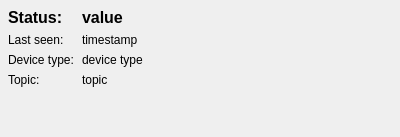
First picture: the form in src/gui/dashboard_item.ui, repository KLZ-0/ICP-project, before the edit.
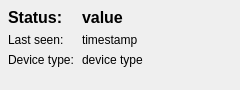
Second picture: the form after the edit.

Patch:
```diff
--- a/src/gui/dashboard_item.ui
+++ b/src/gui/dashboard_item.ui
@@ -6,10 +6,16 @@
    <rect>
     <x>0</x>
     <y>0</y>
-    <width>400</width>
-    <height>137</height>
+    <width>240</width>
+    <height>90</height>
    </rect>
   </property>
+  <property name="minimumSize">
+   <size>
+    <width>240</width>
+    <height>90</height>
+   </size>
+  </property>
   <property name="windowTitle">
    <string>Form</string>
   </property>
@@ -80,20 +86,6 @@
                  </property>
              </widget>
          </item>
-         <item row="3" column="0">
-             <widget class="QLabel" name="topicLabel">
-                 <property name="text">
-                     <string>Topic:</string>
-                 </property>
-             </widget>
-         </item>
-         <item row="3" column="1">
-             <widget class="QLabel" name="topic">
-                 <property name="text">
-                     <string>topic</string>
-                 </property>
-             </widget>
-         </item>
      </layout>
  </widget>
  <resources/>
```
Lines whose indentation alone changed are shown as unchanged.
